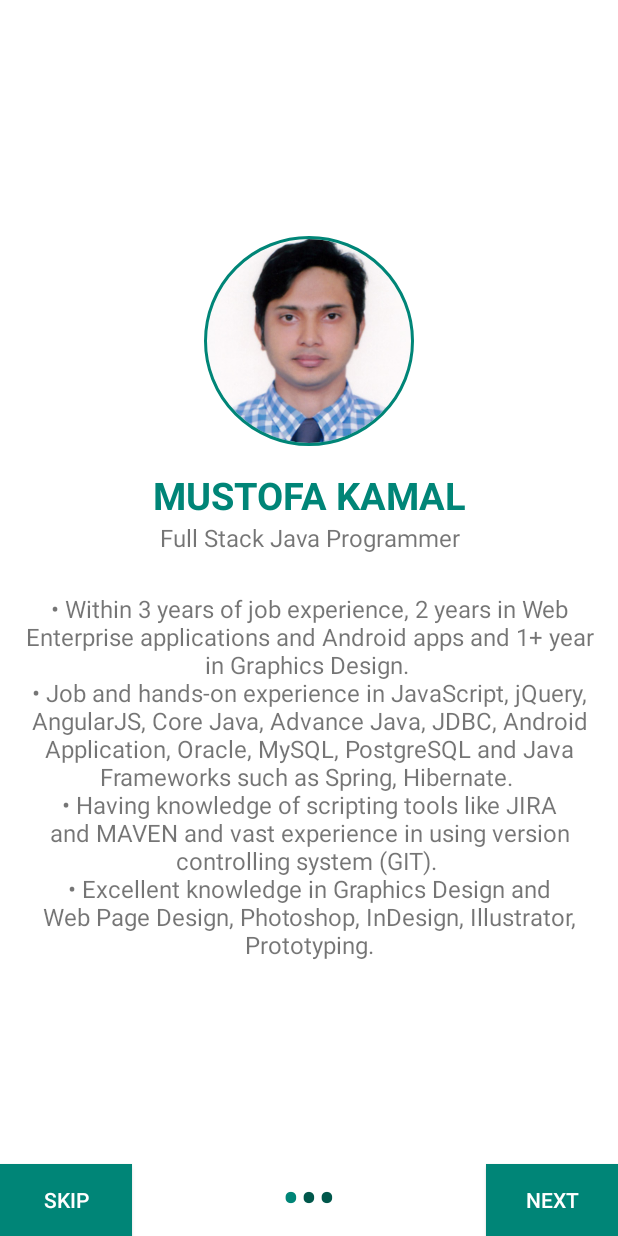
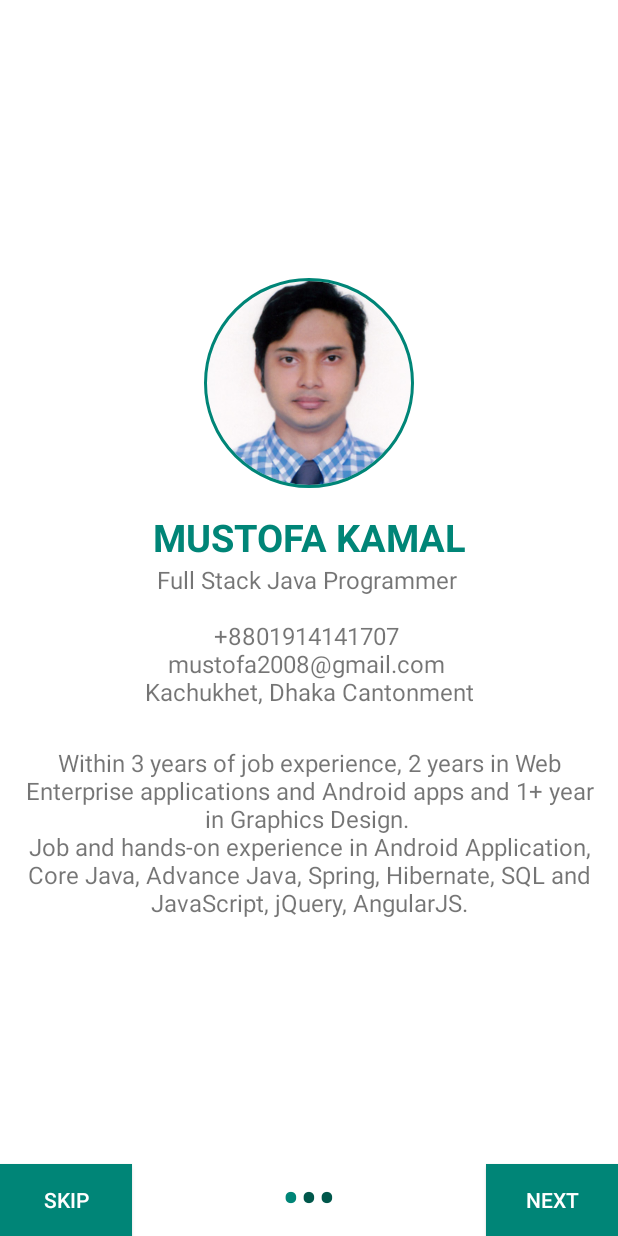
Before and after one commit to himustofa/NewsViewsV2, an Android app: the SplashScreenActivity screen opened directly, with no data from a screen before it, on a phone screen of 412 x 824 dp. Run offline under Robolectric (Android 15) with nearby library versions, the phone set to English and light mode, and no system bars; our stand-ins replace CircleImageView.

Commit message:
Comment unused text

```diff
--- a/app/src/main/res/values/strings.xml
+++ b/app/src/main/res/values/strings.xml
@@ -40,7 +40,13 @@
 
     <!-- Splash Screen Activity -->
     <string name="mailing_title">Mailing Address:</string>
-    <string name="designation">Full Stack Java Programmer</string>
+    <string name="designation">
+        Full Stack Java Programmer
+        \n
+        \n+8801914141707
+        \nmustofa2008@gmail.com
+        \nKachukhet, Dhaka Cantonment
+    </string>
     <string name="name">MUSTOFA KAMAL</string>
     <string name="mailing_address">
         C.B. 13/2, Kachukhet
@@ -51,10 +57,10 @@
     </string>
     <string name="summary_title">SUMMARY</string>
     <string name="summary">
-        • Within 3 years of job experience, 2 years in Web Enterprise applications and Android apps and 1+ year in Graphics Design.
-        \n• Job and hands-on experience in JavaScript, jQuery, AngularJS, Core Java, Advance Java, JDBC, Android Application, Oracle, MySQL, PostgreSQL and Java Frameworks such as Spring, Hibernate.
-        \n• Having knowledge of scripting tools like JIRA and MAVEN and vast experience in using version controlling system (GIT).
-        \n• Excellent knowledge in Graphics Design and Web Page Design, Photoshop, InDesign, Illustrator, Prototyping.
+        Within 3 years of job experience, 2 years in Web Enterprise applications and Android apps and 1+ year in Graphics Design.
+        \nJob and hands-on experience in Android Application, Core Java, Advance Java, Spring, Hibernate, SQL and JavaScript, jQuery, AngularJS.
+        <!--\n• Having knowledge of scripting tools like JIRA and MAVEN and vast experience in using version controlling system (GIT).
+        \n• Excellent knowledge in Graphics Design and Web Page Design, Photoshop, InDesign, Illustrator, Prototyping.-->
     </string>
     <string name="experience_title">PROFESSIONAL EXPERIENCE</string>
     <string name="experience">
@@ -73,7 +79,7 @@
         \n• Integration of 3rd party api’s like Google maps, webrtc, bulk upload, propagate update
         \n• Writing Unit tests and integration test using test driven development (TDD) process
         \n• Follow the agile-scrum, trello and slack
-        \n
+        <!--\n
         \n<b>Graphics Designer</b>
         \nADROIT Corporation
         \n2009-01 - 2010-03 *
@@ -81,7 +87,7 @@
         \n• Develop graphics for product illustrations, logos, letterheads, business cards, magazines, books, catalogs, banners design and websites
         \n• Select colors, images, text style, and layout
         \n• Incorporate changes recommended by the clients into the final design
-        \n• Work as part of a team with copywriters, designers, stylists, executives etc.
+        \n• Work as part of a team with copywriters, designers, stylists, executives etc.-->
     </string>
     <string name="app_about">
         Rokomari Twenty-20 Android Hunt
@@ -90,6 +96,26 @@
     </string>
     <string name="projects_title">PROJECTS</string>
     <string name="projects">
+        • <b>eRide</b>
+        \nIt is a ridesharing android app for fast, reliable rides. You can reach your destination by using this app.
+        \n
+        \n• <b>TO-LET</b>
+        \nAndroid app for the searching apartments, houses, offices as a renter and posting the ad as an owner and communication with each other.
+        \nhttps://github.com/himustofa/TO-LET
+        \n
+        \n• <b>Ahle Bayat</b>
+        \nAndroid app for the representing Islamic activities like Mufil, Islamic Video, promotion, broadcaster video etc.
+        \nhttps://play.google.com/store/apps/details?id=shahadat_e_karbala.com.shahadatekarbala
+        \n
+        \n• <b>Sales Management</b>
+        \nAndroid app for the sole trader ship business. Including user, company profile, suppliers, products, purchases, customers and sales.
+        \nhttps://github.com/himustofa/SalesManagement
+
+        <!--• <b>eRide</b>
+        \nIt is a ridesharing android app for fast, reliable rides. You can reach your destination by using this app.
+        \nDeveloped Process: Running
+        \nUsed Technologies: Java, SQLite, Google Maps, Firebase, PHP and MySQL
+        \n
         • <b>TO-LET</b>
         \nAndroid mobile application for the searching apartments, houses, offices as a renter and posting the ad as an owner and communication with each other.
         \nUsed Technologies: Java, SQLite, Google Maps, PHP and MySQL
@@ -132,7 +158,7 @@
         \n• <b>Cash Memo</b>
         \nDesktop solution through data insertion, updating, deleting and searching
         \nUsed Technologies: Java Swing, MySQL
-        \nLink: https://github.com/himustofa/CashMemo
+        \nLink: https://github.com/himustofa/CashMemo-->
     </string>
 
     <!-- Display Activity -->
```
